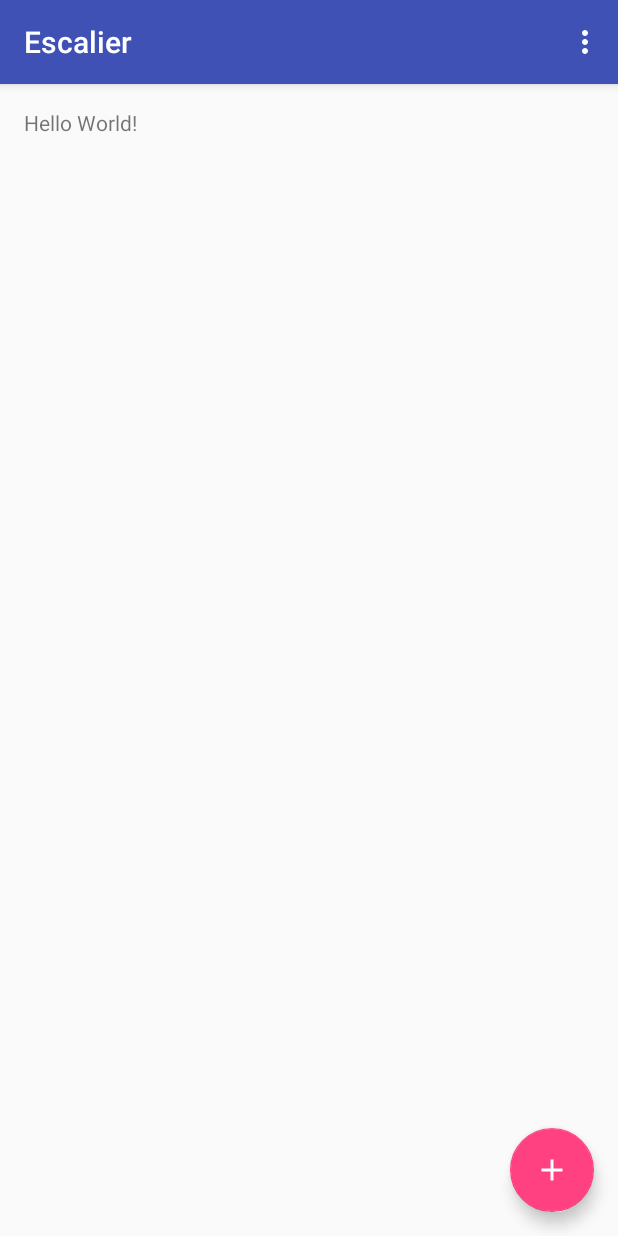
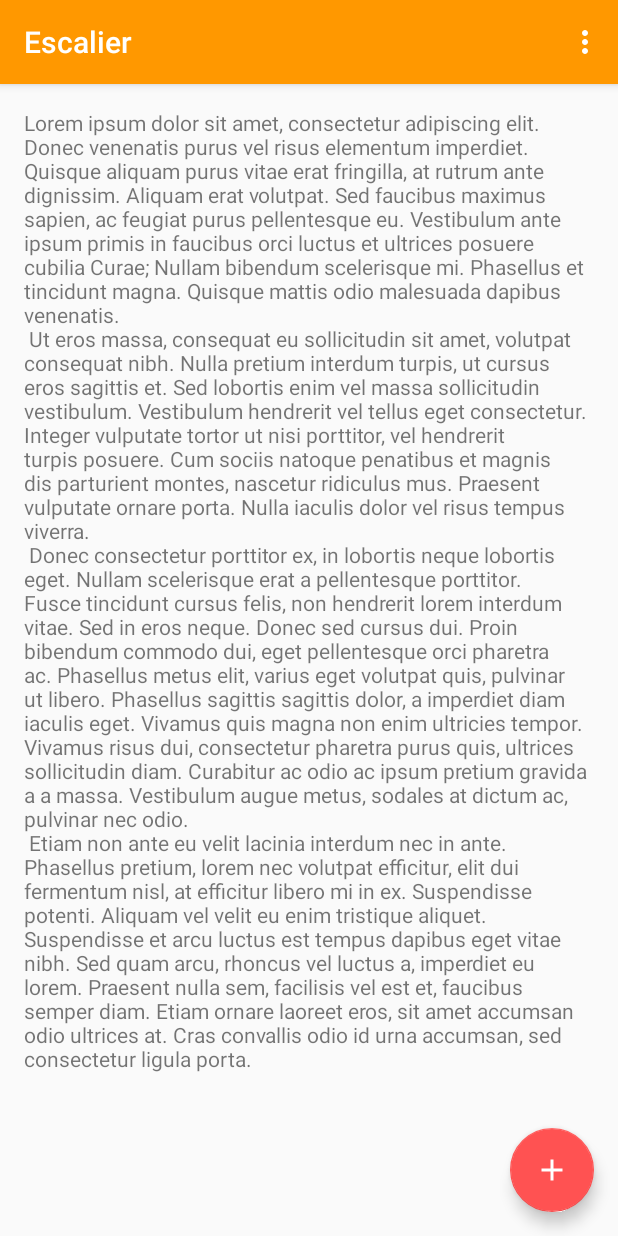
Before and after one commit to adriendomurado/escalier, an Android app: the screen it shows after launch (MainActivity), on a phone screen of 412 x 824 dp. Run offline under Robolectric (Android 15) with nearby library versions, the phone set to English and light mode, and no system bars.

Commit message:
Change colors + Nested Scrolling View

```diff
--- a/app/build.gradle
+++ b/app/build.gradle
@@ -24,7 +24,6 @@ dependencies {
     testCompile 'junit:junit:4.12'
     compile 'com.android.support:appcompat-v7:23.1.1'
     compile 'com.android.support:design:23.1.1'
+    compile 'com.android.support:support-v4:23.1.1'
     compile 'com.google.guava:guava:18.0'
-    compile 'com.android.support:support-v4:23.1.1'
-    compile 'com.android.support:recyclerview-v7:23.1.1'
 }
--- a/app/src/main/res/layout/activity_main.xml
+++ b/app/src/main/res/layout/activity_main.xml
@@ -21,7 +21,15 @@
 
     </android.support.design.widget.AppBarLayout>
 
-    <include layout="@layout/content_main"/>
+    <android.support.v4.widget.NestedScrollView
+        android:layout_width="match_parent"
+        android:layout_height="match_parent"
+        app:layout_behavior="@string/appbar_scrolling_view_behavior">
+
+        <!-- Your scrolling content -->
+        <include layout="@layout/content_main" />
+
+    </android.support.v4.widget.NestedScrollView>
 
     <android.support.design.widget.FloatingActionButton
         android:id="@+id/fab"
--- a/app/src/main/res/layout/content_main.xml
+++ b/app/src/main/res/layout/content_main.xml
@@ -14,7 +14,7 @@
     tools:context=".MainActivity">
 
     <TextView
-        android:text="Hello World!"
+        android:text="@string/content_ipsum"
         android:layout_width="wrap_content"
         android:layout_height="wrap_content"/>
 </RelativeLayout>
--- a/app/src/main/res/values/colors.xml
+++ b/app/src/main/res/values/colors.xml
@@ -1,6 +1,6 @@
 <?xml version="1.0" encoding="utf-8"?>
 <resources>
-    <color name="colorPrimary">#3F51B5</color>
-    <color name="colorPrimaryDark">#303F9F</color>
-    <color name="colorAccent">#FF4081</color>
+    <color name="colorPrimary">#ff9800</color>
+    <color name="colorPrimaryDark">#f57c00</color>
+    <color name="colorAccent">#ff5252</color>
 </resources>
--- a/app/src/main/res/values/strings.xml
+++ b/app/src/main/res/values/strings.xml
@@ -1,4 +1,10 @@
 <resources>
     <string name="app_name">Escalier</string>
     <string name="action_settings">Settings</string>
+    <string name="content_ipsum">
+        Lorem ipsum dolor sit amet, consectetur adipiscing elit. Donec venenatis purus vel risus elementum imperdiet. Quisque aliquam purus vitae erat fringilla, at rutrum ante dignissim. Aliquam erat volutpat. Sed faucibus maximus sapien, ac feugiat purus pellentesque eu. Vestibulum ante ipsum primis in faucibus orci luctus et ultrices posuere cubilia Curae; Nullam bibendum scelerisque mi. Phasellus et tincidunt magna. Quisque mattis odio malesuada dapibus venenatis.\n
+        Ut eros massa, consequat eu sollicitudin sit amet, volutpat consequat nibh. Nulla pretium interdum turpis, ut cursus eros sagittis et. Sed lobortis enim vel massa sollicitudin vestibulum. Vestibulum hendrerit vel tellus eget consectetur. Integer vulputate tortor ut nisi porttitor, vel hendrerit turpis posuere. Cum sociis natoque penatibus et magnis dis parturient montes, nascetur ridiculus mus. Praesent vulputate ornare porta. Nulla iaculis dolor vel risus tempus viverra.\n
+        Donec consectetur porttitor ex, in lobortis neque lobortis eget. Nullam scelerisque erat a pellentesque porttitor. Fusce tincidunt cursus felis, non hendrerit lorem interdum vitae. Sed in eros neque. Donec sed cursus dui. Proin bibendum commodo dui, eget pellentesque orci pharetra ac. Phasellus metus elit, varius eget volutpat quis, pulvinar ut libero. Phasellus sagittis sagittis dolor, a imperdiet diam iaculis eget. Vivamus quis magna non enim ultricies tempor. Vivamus risus dui, consectetur pharetra purus quis, ultrices sollicitudin diam. Curabitur ac odio ac ipsum pretium gravida a a massa. Vestibulum augue metus, sodales at dictum ac, pulvinar nec odio.\n
+        Etiam non ante eu velit lacinia interdum nec in ante. Phasellus pretium, lorem nec volutpat efficitur, elit dui fermentum nisl, at efficitur libero mi in ex. Suspendisse potenti. Aliquam vel velit eu enim tristique aliquet. Suspendisse et arcu luctus est tempus dapibus eget vitae nibh. Sed quam arcu, rhoncus vel luctus a, imperdiet eu lorem. Praesent nulla sem, facilisis vel est et, faucibus semper diam. Etiam ornare laoreet eros, sit amet accumsan odio ultrices at. Cras convallis odio id urna accumsan, sed consectetur ligula porta.\n
+    </string>
 </resources>
--- a/build.gradle
+++ b/build.gradle
@@ -5,7 +5,7 @@ buildscript {
         jcenter()
     }
     dependencies {
-        classpath 'com.android.tools.build:gradle:1.3.0'
+        classpath 'com.android.tools.build:gradle:1.5.0'
 
         // NOTE: Do not place your application dependencies here; they belong
         // in the individual module build.gradle files
```
Also changed, not shown: 1 other file.
